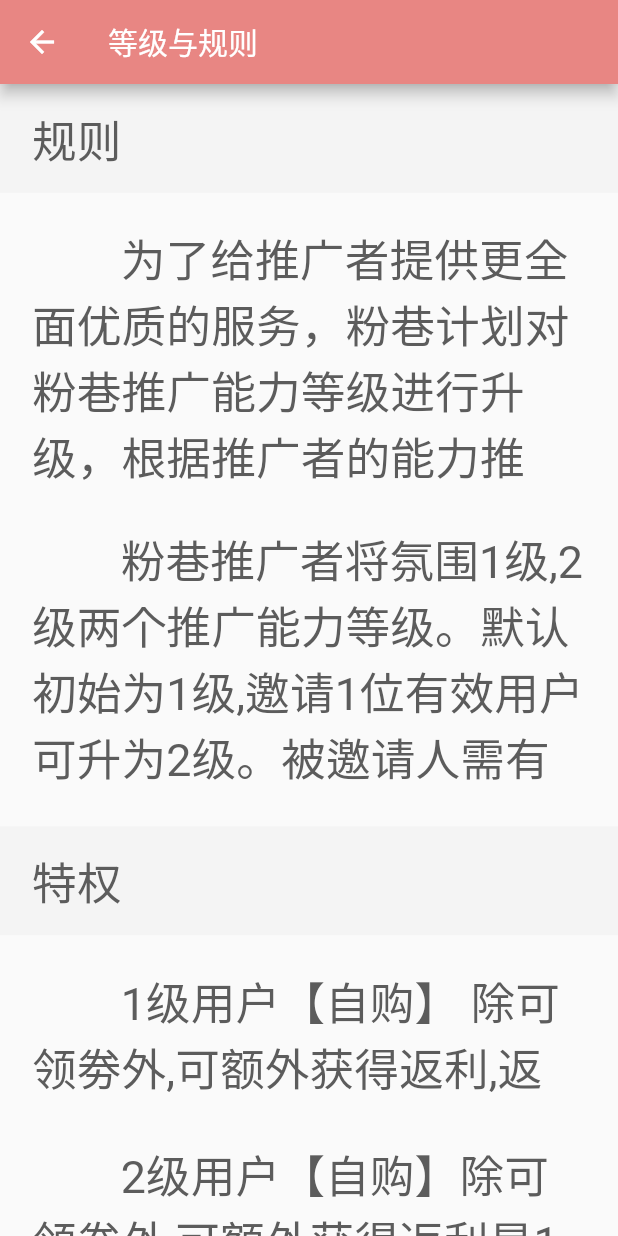
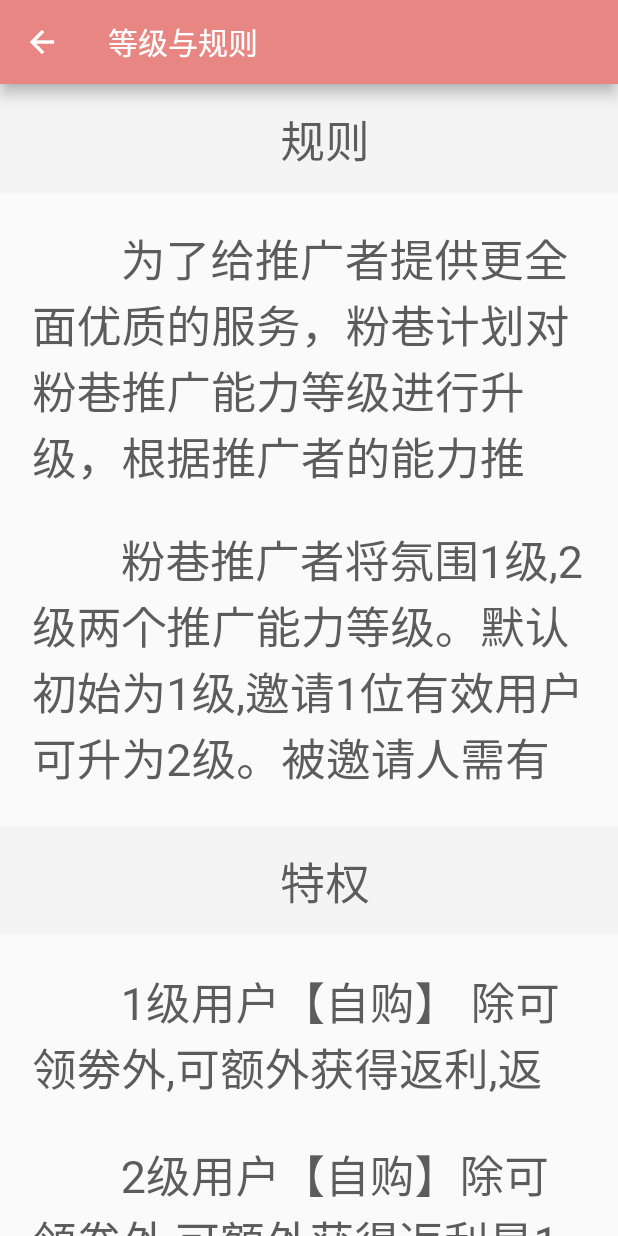
Before and after one commit to webkonglong/izhuan, a Flutter app: the AccpuntStatus screen opened by its route, on a phone screen of 412 x 824 dp. Run offline on Flutter 3.47's test engine with Material 2 defaults, Android fonts, the phone set to English and light mode, and no system bars; our stand-ins replace cached_network_image, flutter_swiper, toast; missing offline and left inert: imei_plugin; network calls fail.

```diff
--- a/lib/pages/personal/accpunt_status.dart
+++ b/lib/pages/personal/accpunt_status.dart
@@ -9,7 +9,6 @@ class AccpuntStatus extends StatefulWidget {
 class _AccpuntStatus extends State<AccpuntStatus> with TickerProviderStateMixin <AccpuntStatus> {
   Widget build(BuildContext context) {
     return Scaffold(
-      // backgroundColor: Color(0xFFFFFFFF),
       appBar: AppBar(
         title: Text('等级与规则'),
         backgroundColor: Color(0xFFE88683),
@@ -22,16 +21,13 @@ class _AccpuntStatus extends State<AccpuntStatus> with TickerProviderStateMixin
             color: Color(0xFFF4F4F4),
             width: Px.px(750),
             height: Px.px(68),
-            child: Row(
-              children: <Widget>[
-                Text(
+            alignment: Alignment.center,
+            child: Text(
               "规则",
               style: TextStyle(
                 color: Color(0xFF5C5C5C),
                 fontSize: Px.px(28),
               ),
-                )
-              ],
             ),
           ),
           Container(
@@ -82,16 +78,13 @@ class _AccpuntStatus extends State<AccpuntStatus> with TickerProviderStateMixin
             color: Color(0xFFF4F4F4),
             width: Px.px(750),
             height: Px.px(68),
-            child: Row(
-              children: <Widget>[
-                Text(
+            alignment: Alignment.center,
+            child: Text(
               "特权",
               style: TextStyle(
                 color: Color(0xFF5C5C5C),
                 fontSize: Px.px(28),
               ),
-                )
-              ],
             ),
           ),
           Container(
@@ -142,16 +135,13 @@ class _AccpuntStatus extends State<AccpuntStatus> with TickerProviderStateMixin
             color: Color(0xFFF4F4F4),
             width: Px.px(750),
             height: Px.px(68),
-            child: Row(
-              children: <Widget>[
-                Text(
+            alignment: Alignment.center,
+            child: Text(
               "名词解释",
               style: TextStyle(
                 color: Color(0xFF5C5C5C),
                 fontSize: Px.px(28),
               ),
-                )
-              ],
             ),
           ),
           Container(
--- a/lib/pages/personal/personal.dart
+++ b/lib/pages/personal/personal.dart
@@ -3,6 +3,7 @@ import 'package:toast/toast.dart';
 import '../../local_modules/px.dart';
 
 import 'accpunt_status.dart';
+import 'invitation.dart';
 
 class Personal extends StatefulWidget {
   @override
@@ -273,7 +274,9 @@ class _PersonalPage extends State<Personal> with TickerProviderStateMixin <Perso
           ),
         ),
         onTap: () {
-          print(item['index']);
+          Navigator.push(context, new MaterialPageRoute(builder: (BuildContext context) {
+            return Invitation();
+          }));
         },
       ));
     }
--- a/lib/router.dart
+++ b/lib/router.dart
@@ -15,6 +15,7 @@ import './pages/home/supermarket.dart';
 import './pages/home/nine.dart';
 import './pages/home/tmall.dart';
 import './pages/personal/accpunt_status.dart';
+import './pages/personal/invitation.dart';
 
 class HomeRouter extends StatefulWidget {
   @override
@@ -107,6 +108,7 @@ class Router extends StatelessWidget {
         '/nine': (BuildContext context) => Nine(),
         '/tmall': (BuildContext context) => Tmall(),
         '/accpuntstatus': (BuildContext context) => AccpuntStatus(),
+        '/invitation': (BuildContext context) => Invitation(),
       },
     );
   }
```
Also changed, not shown: lib/pages/personal/invitation.dart (+103 -0 lines). Lines whose indentation alone changed are shown as unchanged.
